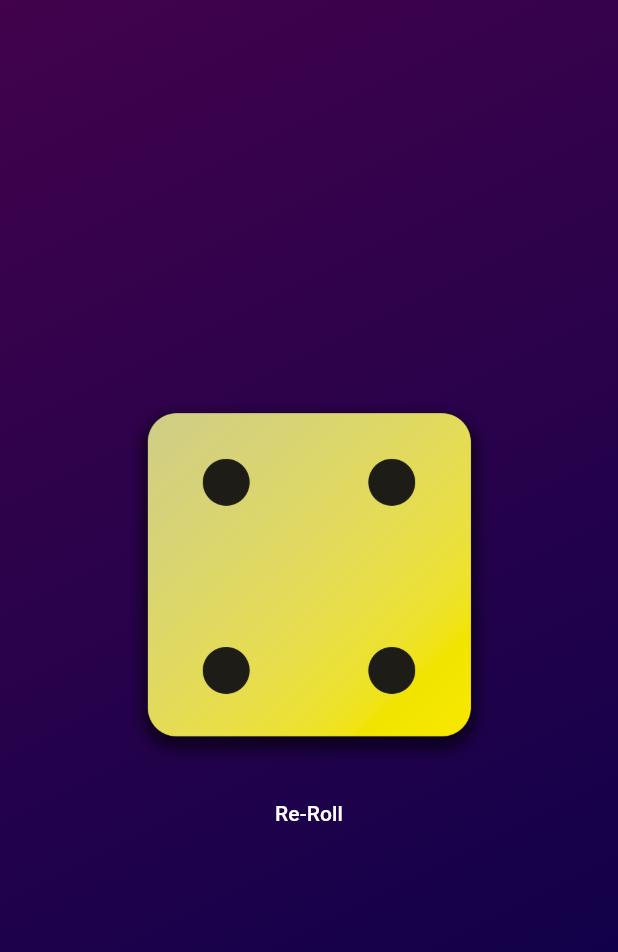
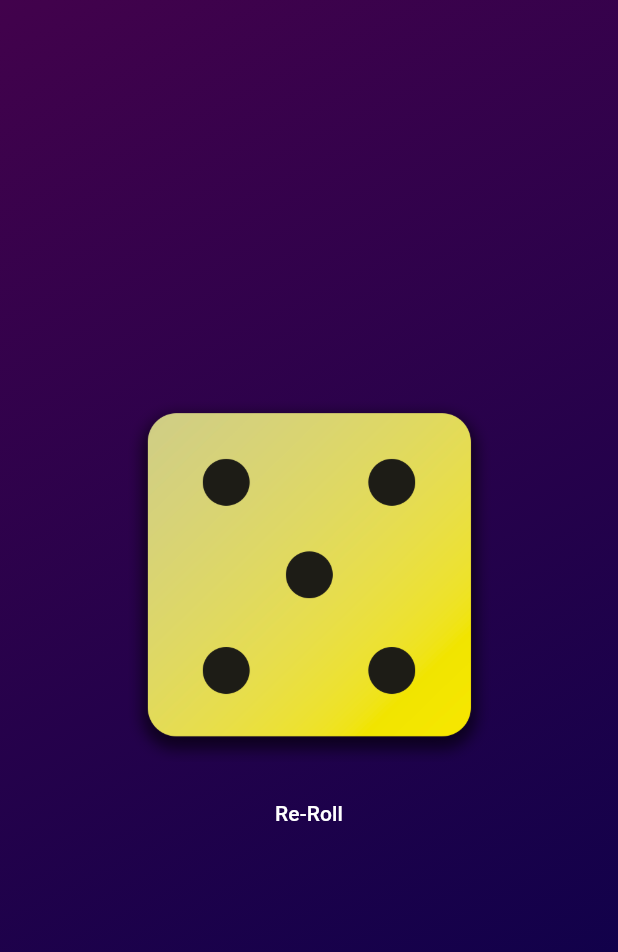
Before and after one commit to izasoerya/Learning-Flutter, a Flutter app: the screen it shows after launch, after a tap on "Re-Roll", on a phone screen of 412 x 824 dp. Shown: the top 952 px of the screen. Run offline on Flutter 3.47's test engine with Material 3 defaults, Android fonts, the phone set to English and light mode, and no system bars.

Commit message:
feat: complete app

```diff
--- a/lib/roll_dice.dart
+++ b/lib/roll_dice.dart
@@ -1,4 +1,7 @@
+import 'dart:math';
 import 'package:flutter/material.dart';
+
+Random randNum = Random();
 
 class DiceRoll extends StatefulWidget {
   const DiceRoll({key}) : super(key: key);
@@ -7,10 +10,10 @@ class DiceRoll extends StatefulWidget {
 }
 
 class _DiceRoll extends State<DiceRoll> {
-  var assetImage = 'assets/images/dice-1.png';
+  var diceNumber = 1;
   void rollDice() {
     setState(() {
-      assetImage = 'assets/images/dice-4.png';
+      diceNumber = randNum.nextInt(6) + 1;
     });
   }
 
@@ -21,7 +24,7 @@ class _DiceRoll extends State<DiceRoll> {
       mainAxisSize: MainAxisSize.min,
       children: [
         Image.asset(
-          assetImage,
+          'assets/images/dice-$diceNumber.png',
           width: 250,
         ),
         const Padding(padding: EdgeInsets.only(top: 10.0)),
```
